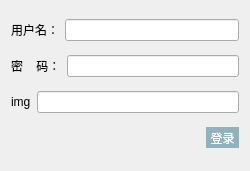
The window that MyWidgets/MagnetWidget/loginform.ui (xsjqqq123/MvGather) describes before a commit, drawn with Qt 5.
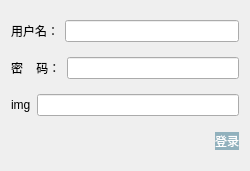
The same window after the commit.

Diff of the .ui file:
```diff
--- a/MyWidgets/MagnetWidget/loginform.ui
+++ b/MyWidgets/MagnetWidget/loginform.ui
@@ -77,9 +77,9 @@
     </spacer>
    </item>
    <item row="3" column="1">
-    <widget class="QToolButton" name="toolButton">
+    <widget class="QPushButton" name="pushButton">
      <property name="styleSheet">
-      <string notr="true">QToolButton{
+      <string notr="true">QPushButton{
    background-color: rgba(0, 82, 112, 100);
     color: white;
     border: 1px;
@@ -91,7 +91,7 @@
     border: 1px;
 }
 
-QToolButton:disabled{
+QPushButton:disabled{
     background-color: transparent;
     color: gray;
 }</string>
```
Left out of the diff: 2 changed lines with no effect on the pictures.
